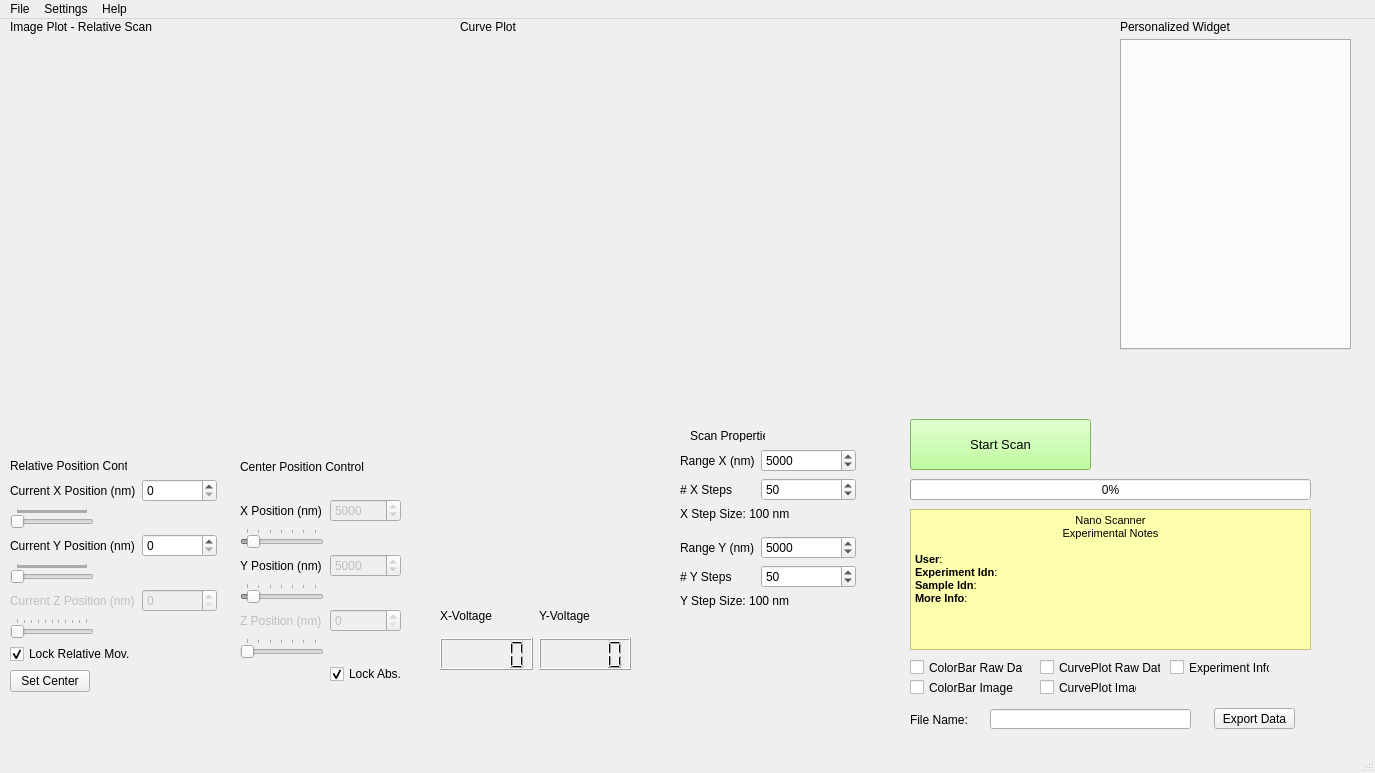
This is nanoscanner/main_layout.ui in AllisonPessoa/nano-scanner as Qt 5 draws it before an edit. The edited form follows.
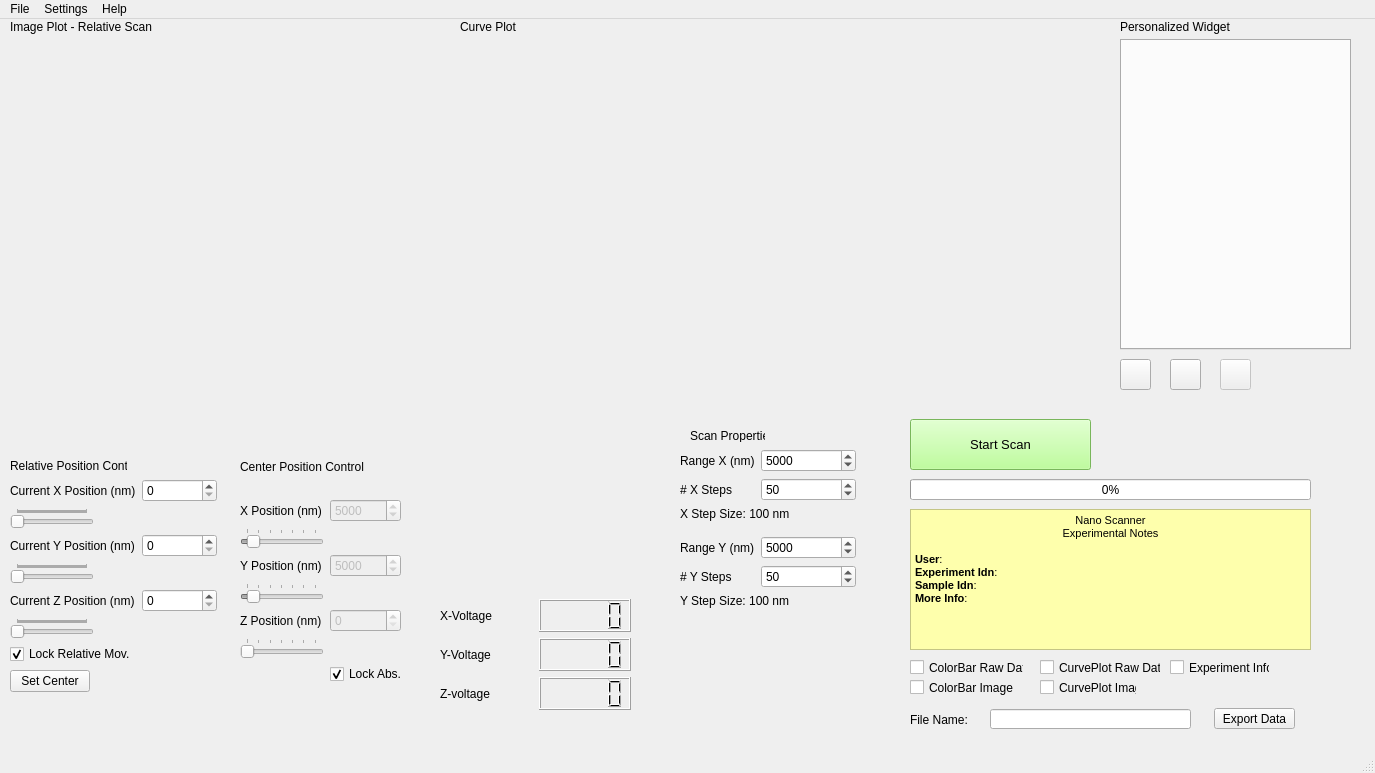
This is the edited form. Icons and pictures are not drawn. Custom widgets are drawn as their Qt base class.

```diff
--- a/nanoscanner/main_layout.ui
+++ b/nanoscanner/main_layout.ui
@@ -280,7 +280,7 @@
      <item row="4" column="0">
       <widget class="QLabel" name="currentZPositionMLabel">
        <property name="enabled">
-        <bool>false</bool>
+        <bool>true</bool>
        </property>
        <property name="text">
         <string>Current Z Position (nm)</string>
@@ -290,7 +290,7 @@
      <item row="4" column="1">
       <widget class="QSpinBox" name="currentZPositionMSpinBox">
        <property name="enabled">
-        <bool>false</bool>
+        <bool>true</bool>
        </property>
        <property name="maximum">
         <number>100000</number>
@@ -309,7 +309,7 @@
         <enum>Qt::StrongFocus</enum>
        </property>
        <property name="maximum">
-        <number>1000</number>
+        <number>10000</number>
        </property>
        <property name="singleStep">
         <number>100</number>
@@ -543,7 +543,7 @@
      <item row="5" column="0">
       <widget class="QLabel" name="currentZPositionMLabel_2">
        <property name="enabled">
-        <bool>false</bool>
+        <bool>true</bool>
        </property>
        <property name="text">
         <string>Z Position (nm)</string>
@@ -623,7 +623,7 @@
       <x>440</x>
       <y>580</y>
       <width>191</width>
-      <height>71</height>
+      <height>111</height>
      </rect>
     </property>
     <layout class="QVBoxLayout" name="verticalLayout">
@@ -637,24 +637,38 @@
         </widget>
        </item>
        <item>
+        <widget class="QLCDNumber" name="lcdNumber_XVoltage"/>
+       </item>
+      </layout>
+     </item>
+     <item>
+      <layout class="QHBoxLayout" name="horizontalLayout_2">
+       <item>
         <widget class="QLabel" name="label_14">
          <property name="text">
           <string>Y-Voltage</string>
          </property>
         </widget>
        </item>
-      </layout>
-     </item>
-     <item>
-      <layout class="QHBoxLayout" name="horizontalLayout_2">
-       <item>
-        <widget class="QLCDNumber" name="lcdNumber_XVoltage"/>
-       </item>
        <item>
         <widget class="QLCDNumber" name="lcdNumber_YVoltage"/>
        </item>
       </layout>
      </item>
+     <item>
+      <layout class="QHBoxLayout" name="horizontalLayout">
+       <item>
+        <widget class="QLabel" name="label_4">
+         <property name="text">
+          <string>Z-voltage</string>
+         </property>
+        </widget>
+       </item>
+       <item>
+        <widget class="QLCDNumber" name="lcdNumber_ZVoltage"/>
+       </item>
+      </layout>
+     </item>
     </layout>
    </widget>
    <widget class="QLabel" name="label_11">
@@ -918,6 +932,60 @@
      <string>CurvePlot Raw Data</string>
     </property>
    </widget>
+   <widget class="QPushButton" name="pushButton_capture">
+    <property name="geometry">
+     <rect>
+      <x>1120</x>
+      <y>340</y>
+      <width>31</width>
+      <height>31</height>
+     </rect>
+    </property>
+    <property name="text">
+     <string/>
+    </property>
+    <property name="icon">
+     <iconset resource="icons/icons.qrc">
+      <normaloff>:/capture_icon/icons8-cameras-30.png</normaloff>:/capture_icon/icons8-cameras-30.png</iconset>
+    </property>
+   </widget>
+   <widget class="QPushButton" name="pushButton_startAcquision">
+    <property name="geometry">
+     <rect>
+      <x>1170</x>
+      <y>340</y>
+      <width>31</width>
+      <height>31</height>
+     </rect>
+    </property>
+    <property name="text">
+     <string/>
+    </property>
+    <property name="icon">
+     <iconset resource="icons/icons.qrc">
+      <normaloff>:/record_icon/icons8-circled-play-50.png</normaloff>:/record_icon/icons8-circled-play-50.png</iconset>
+    </property>
+   </widget>
+   <widget class="QPushButton" name="pushButton_stopAcquisition">
+    <property name="enabled">
+     <bool>false</bool>
+    </property>
+    <property name="geometry">
+     <rect>
+      <x>1220</x>
+      <y>340</y>
+      <width>31</width>
+      <height>31</height>
+     </rect>
+    </property>
+    <property name="text">
+     <string/>
+    </property>
+    <property name="icon">
+     <iconset resource="icons/icons.qrc">
+      <normaloff>:/stop_icon/icons8-cancel-64.png</normaloff>:/stop_icon/icons8-cancel-64.png</iconset>
+    </property>
+   </widget>
   </widget>
   <widget class="QMenuBar" name="menubar">
    <property name="geometry">
```
Left out of the diff: 22 changed lines with no effect on the pictures.
